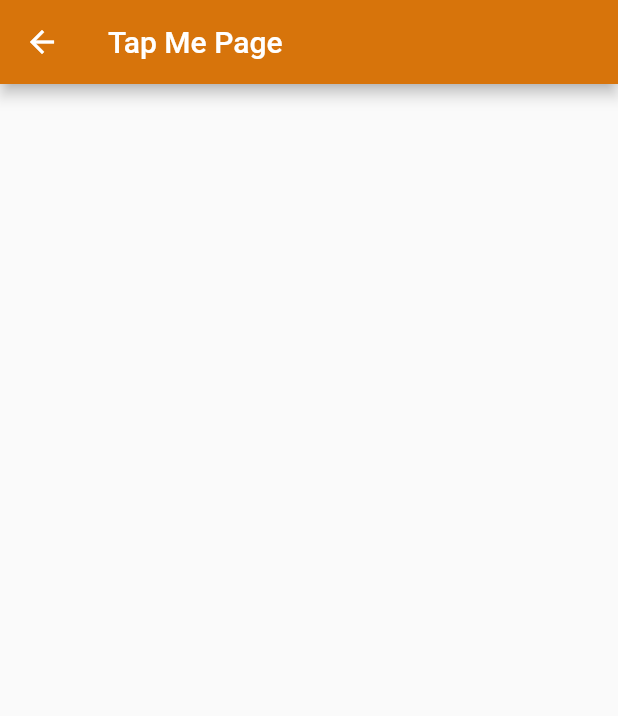
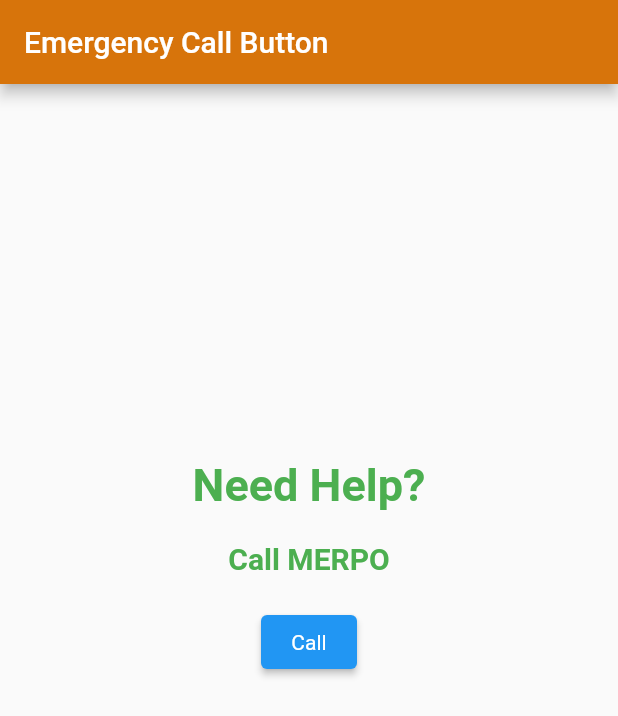
Before and after one commit to Jacob2740/MercerSafe, a Flutter app: the screen it shows after launch, after a tap on "Emergency Button", on a phone screen of 412 x 824 dp. Shown: the top 716 px of the screen. Run offline on Flutter 3.47's test engine with Material 2 defaults, Android fonts, the light colour scheme and no system bars.

Commit message:
Seventh Commit

```diff
--- a/jacobspart/lib/main.dart
+++ b/jacobspart/lib/main.dart
@@ -1,4 +1,5 @@
 import 'package:flutter/material.dart';
+import 'package:url_launcher/url_launcher.dart';
 
 // function to trigger build when the app is run
 void main() {
@@ -98,16 +99,73 @@ const CampusMap({Key? key}) : super(key: key);
 
 
 
+makingCall() async {
+  var url = Uri.parse("tel:6785164182");
+  if (await canLaunchUrl(url)) {
+    await launchUrl(url);
+  } else {
+    throw 'Could not launch $url';
+  }
+}
+
+
+
 class EmergencyButton extends StatelessWidget {
 const EmergencyButton({Key? key}) : super(key: key);
 
 @override
-Widget build(BuildContext context) {
-	return Scaffold(
-    appBar: AppBar(
-      title: const Text("Tap Me Page"),
-      backgroundColor: Color.fromARGB(255, 215, 116, 11),
-    ), // AppBar
-	); // Scaffold
+  Widget build(BuildContext context) {
+    return MaterialApp(
+      home: Scaffold(
+        appBar: AppBar(
+          title: const Text('Emergency Call Button'),
+          backgroundColor: Color.fromARGB(255, 215, 116, 11),
+        ), // AppBar
+        body: SafeArea(
+          child: Center(
+            child: Column(
+              children: [
+                Container(
+                  height: 250.0,
+                ),//Container
+                const Text(
+                  'Need Help?',
+                  style: TextStyle(
+                    fontSize: 30.0,
+                    color: Colors.green,
+                    fontWeight: FontWeight.bold,
+                  ),//TextStyle
+                ),//Text
+                Container(
+                  height: 20.0,
+                ),
+                const Text(
+                  'Call MERPO',
+                  style: TextStyle(
+                    fontSize: 20.0,
+                    color: Colors.green,
+                    fontWeight: FontWeight.bold,
+                  ),
+                ),
+                Container(
+                  height: 20.0,
+                ),
+               ElevatedButton(
+                  onPressed: makingCall,
+                  style: ButtonStyle(
+                    padding:
+                        MaterialStateProperty.all(const EdgeInsets.all(5.0)),
+                    textStyle: MaterialStateProperty.all(
+                      const TextStyle(color: Colors.black),
+                    ),
+                  ),
+                  child: const Text('Call'),
+                ),
+              ],
+            ),
+          ),
+        ),
+      ),
+    );
+  }
 }
-}
--- a/jacobspart/pubspec.yaml
+++ b/jacobspart/pubspec.yaml
@@ -9,6 +9,7 @@ environment:
 dependencies:
   flutter:
     sdk: flutter
+  url_launcher: ^6.1.10
 
 dev_dependencies:
   flutter_test:
```
Also changed, not shown: jacobspart/pubspec.lock, 11 other files.
